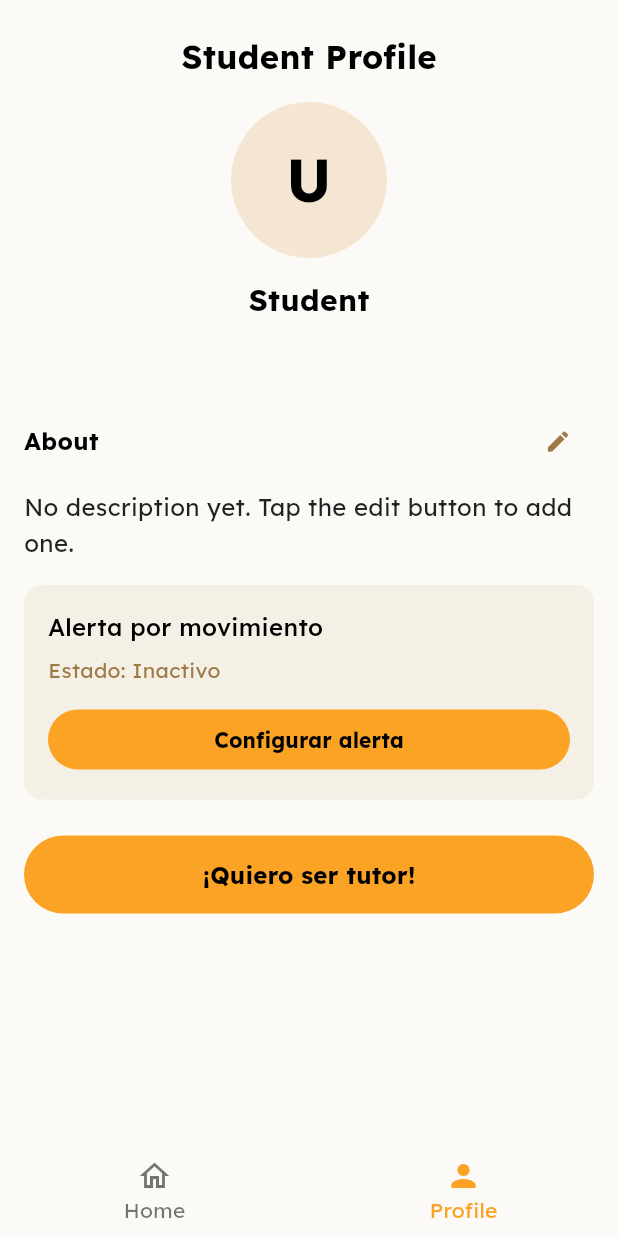
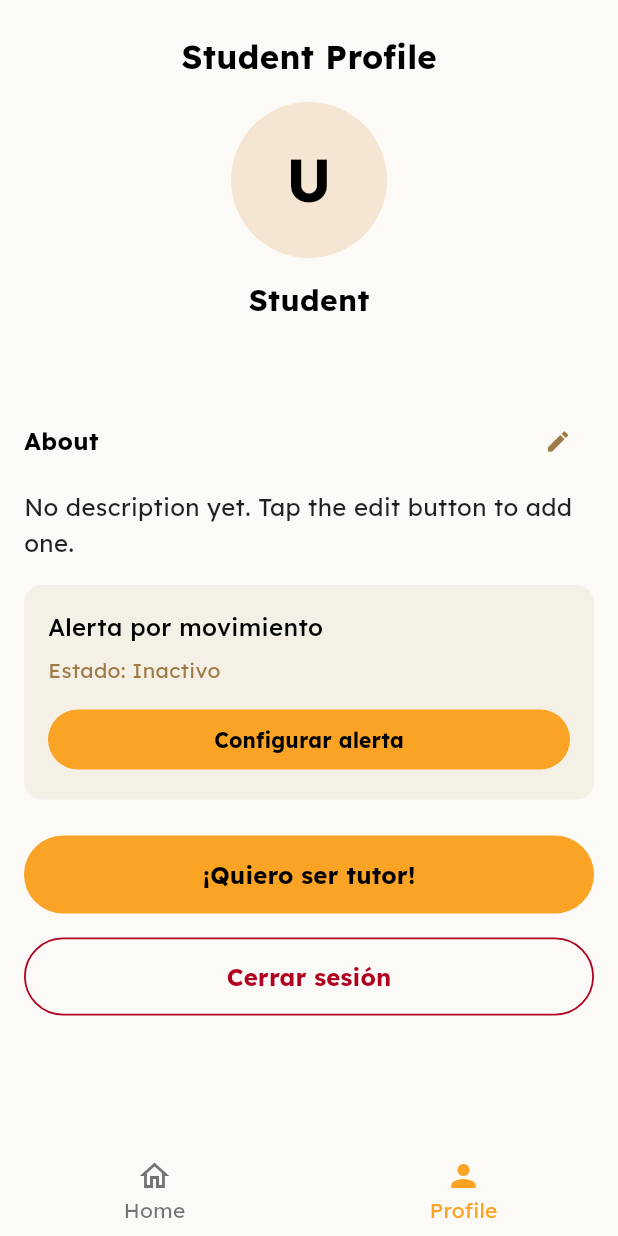
Before and after one commit to Team23-ISIS3510/calico-mobile-flutter, a Flutter app: the ProfileScreen screen opened directly with empty values, on a phone screen of 412 x 824 dp. Run offline on Flutter 3.47's test engine with Material 3 defaults, Android fonts, the phone set to English and light mode, and no system bars; our stand-ins replace firebase_auth, firebase_core, google_fonts, google_sign_in, sensors_plus, shared_preferences; accounts and stored records are empty; network calls fail.

Commit message:
cerrar sesion

```diff
--- a/calico_mobile_flutter/lib/features/profile/presentation/screens/profile_screen.dart
+++ b/calico_mobile_flutter/lib/features/profile/presentation/screens/profile_screen.dart
@@ -1,8 +1,11 @@
 import 'package:flutter/material.dart';
+import 'package:firebase_auth/firebase_auth.dart';
+import 'package:google_sign_in/google_sign_in.dart';
 import 'package:calico_mobile_flutter/core/constants/app_colors.dart';
 import 'package:calico_mobile_flutter/core/constants/app_text_styles.dart';
 import 'package:calico_mobile_flutter/core/network/api_client.dart';
 import 'package:calico_mobile_flutter/core/services/motion_alert_preferences.dart';
+import 'package:calico_mobile_flutter/features/auth/presentation/screens/login_screen.dart';
 import 'package:calico_mobile_flutter/features/profile/data/repositories/profile_repository_impl.dart';
 import 'package:calico_mobile_flutter/features/profile/domain/models/user_profile.dart';
 import 'package:calico_mobile_flutter/features/profile/presentation/controllers/profile_controller.dart';
@@ -18,6 +21,7 @@ class ProfileScreen extends StatefulWidget {
 
 class _ProfileScreenState extends State<ProfileScreen> {
   late final ProfileController _controller;
+  bool _isLoggingOut = false;
   MotionAlertSettings _motionSettings = const MotionAlertSettings(
     alertEmail: '',
     studentName: '',
@@ -84,6 +88,10 @@ class _ProfileScreenState extends State<ProfileScreen> {
                       onConfigure: _openMotionAlertDialog,
                     ),
                     _ChangeModeButton(),
+                    _LogoutButton(
+                      isLoading: _isLoggingOut,
+                      onPressed: _handleLogout,
+                    ),
                   ],
                 ),
               ),
@@ -254,6 +262,59 @@ class _ProfileScreenState extends State<ProfileScreen> {
     ScaffoldMessenger.of(context).showSnackBar(
       const SnackBar(content: Text('Configuración de alerta guardada.')),
     );
+  }
+
+  Future<void> _handleLogout() async {
+    final shouldLogout = await showDialog<bool>(
+      context: context,
+      builder: (dialogContext) => AlertDialog(
+        title: Text('Cerrar sesión', style: AppTextStyles.itemTitle),
+        content: Text(
+          '¿Seguro que quieres cerrar sesión?',
+          style: AppTextStyles.itemSubtitle,
+        ),
+        actions: [
+          TextButton(
+            onPressed: () => Navigator.pop(dialogContext, false),
+            child: Text('Cancelar', style: AppTextStyles.linkText),
+          ),
+          TextButton(
+            onPressed: () => Navigator.pop(dialogContext, true),
+            child: Text(
+              'Cerrar sesión',
+              style: AppTextStyles.linkText.copyWith(color: AppColors.primary),
+            ),
+          ),
+        ],
+      ),
+    );
+
+    if (shouldLogout != true || !mounted) return;
+
+    setState(() => _isLoggingOut = true);
+    try {
+      await GoogleSignIn().signOut();
+    } catch (_) {
+      // Some sessions are not Google-backed; continue with Firebase sign out.
+    }
+
+    try {
+      await FirebaseAuth.instance.signOut();
+      if (!mounted) return;
+      Navigator.of(context).pushAndRemoveUntil(
+        MaterialPageRoute(builder: (_) => const LoginScreen()),
+        (route) => false,
+      );
+    } catch (e) {
+      if (!mounted) return;
+      ScaffoldMessenger.of(context).showSnackBar(
+        SnackBar(
+          content: Text('No se pudo cerrar sesión: $e'),
+          backgroundColor: const Color(0xFFB00020),
+        ),
+      );
+      setState(() => _isLoggingOut = false);
+    }
   }
 }
 
@@ -454,6 +515,50 @@ class _ChangeModeButton extends StatelessWidget {
   }
 }
 
+class _LogoutButton extends StatelessWidget {
+  const _LogoutButton({
+    required this.isLoading,
+    required this.onPressed,
+  });
+
+  final bool isLoading;
+  final Future<void> Function() onPressed;
+
+  @override
+  Widget build(BuildContext context) {
+    return Padding(
+      padding: const EdgeInsets.fromLTRB(16, 0, 16, 20),
+      child: SizedBox(
+        height: 52,
+        child: OutlinedButton(
+          onPressed: isLoading ? null : onPressed,
+          style: OutlinedButton.styleFrom(
+            side: const BorderSide(color: Color(0xFFB00020), width: 1.2),
+            shape: RoundedRectangleBorder(
+              borderRadius: BorderRadius.circular(30),
+            ),
+          ),
+          child: isLoading
+              ? const SizedBox(
+                  width: 20,
+                  height: 20,
+                  child: CircularProgressIndicator(
+                    strokeWidth: 2.4,
+                    color: Color(0xFFB00020),
+                  ),
+                )
+              : Text(
+                  'Cerrar sesión',
+                  style: AppTextStyles.buttonLabel.copyWith(
+                    color: const Color(0xFFB00020),
+                  ),
+                ),
+        ),
+      ),
+    );
+  }
+}
+
 class _BottomNav extends StatelessWidget {
   @override
   Widget build(BuildContext context) {
```
